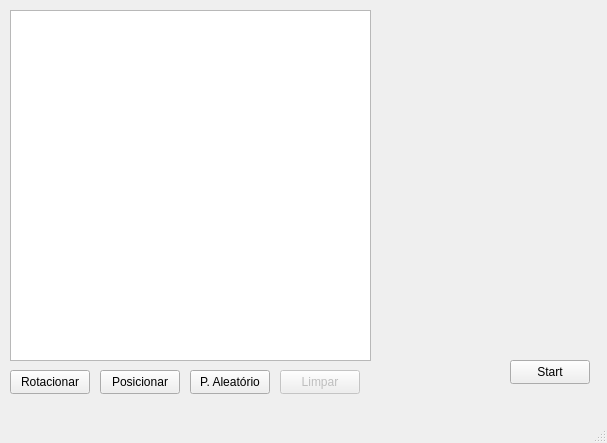
ismael-ds-correia/battleship-cpp, file BattleshipFront/Forms/mainwindow.ui: the form before one commit.
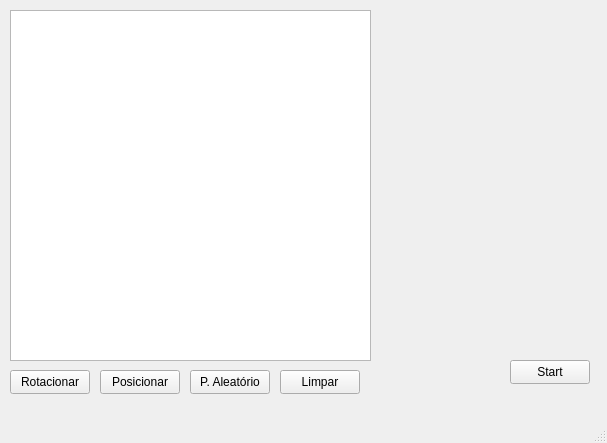
The form after the commit.

What changed in the file:
```diff
--- a/BattleshipFront/Forms/mainwindow.ui
+++ b/BattleshipFront/Forms/mainwindow.ui
@@ -87,9 +87,6 @@
     </property>
    </widget>
    <widget class="QPushButton" name="clear">
-    <property name="enabled">
-     <bool>false</bool>
-    </property>
     <property name="geometry">
      <rect>
       <x>280</x>
```
